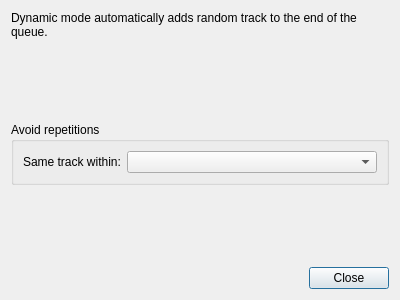
Old version of the form src/gui-remote/dynamicmodeparametersdialog.ui in the repository hyperquantum/PMP.
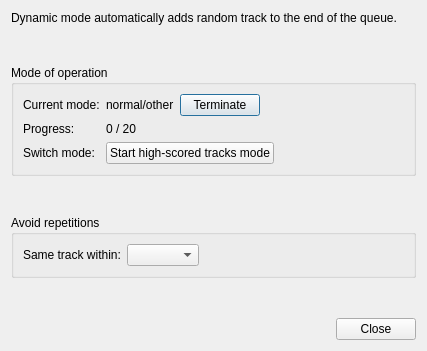
New version of the form.

Commit message:
Improve dynamic mode parameters dialog
Move the user interface controls for high-scored tracks mode (formerly
called "high-scored tracks wave") to the new dynamic mode parameters
dialog.

The edit to the form file:
```diff
--- a/src/gui-remote/dynamicmodeparametersdialog.ui
+++ b/src/gui-remote/dynamicmodeparametersdialog.ui
@@ -6,8 +6,8 @@
    <rect>
     <x>0</x>
     <y>0</y>
-    <width>400</width>
-    <height>300</height>
+    <width>427</width>
+    <height>351</height>
    </rect>
   </property>
   <property name="windowTitle">
@@ -32,7 +32,112 @@
      <property name="sizeHint" stdset="0">
       <size>
        <width>20</width>
-       <height>64</height>
+       <height>15</height>
+      </size>
+     </property>
+    </spacer>
+   </item>
+   <item>
+    <widget class="QGroupBox" name="modeOfOperationGroupBox">
+     <property name="title">
+      <string>Mode of operation</string>
+     </property>
+     <layout class="QFormLayout" name="formLayout">
+      <item row="0" column="0">
+       <widget class="QLabel" name="modeLabel">
+        <property name="text">
+         <string>Current mode:</string>
+        </property>
+       </widget>
+      </item>
+      <item row="0" column="1">
+       <layout class="QHBoxLayout" name="horizontalLayout">
+        <item>
+         <widget class="QLabel" name="modeValueLabel">
+          <property name="text">
+           <string>normal/other</string>
+          </property>
+         </widget>
+        </item>
+        <item>
+         <widget class="QPushButton" name="terminateButton">
+          <property name="text">
+           <string>Terminate</string>
+          </property>
+         </widget>
+        </item>
+        <item>
+         <spacer name="horizontalSpacer_2">
+          <property name="orientation">
+           <enum>Qt::Horizontal</enum>
+          </property>
+          <property name="sizeHint" stdset="0">
+           <size>
+            <width>40</width>
+            <height>20</height>
+           </size>
+          </property>
+         </spacer>
+        </item>
+       </layout>
+      </item>
+      <item row="1" column="0">
+       <widget class="QLabel" name="progressLabel">
+        <property name="text">
+         <string>Progress:</string>
+        </property>
+       </widget>
+      </item>
+      <item row="1" column="1">
+       <widget class="QLabel" name="progressValueLabel">
+        <property name="text">
+         <string>0 / 20</string>
+        </property>
+       </widget>
+      </item>
+      <item row="2" column="0">
+       <widget class="QLabel" name="switchModeLabel">
+        <property name="text">
+         <string>Switch mode:</string>
+        </property>
+       </widget>
+      </item>
+      <item row="2" column="1">
+       <layout class="QHBoxLayout" name="horizontalLayout_2">
+        <item>
+         <widget class="QPushButton" name="startHighScoredModeButton">
+          <property name="text">
+           <string>Start high-scored tracks mode</string>
+          </property>
+         </widget>
+        </item>
+        <item>
+         <spacer name="horizontalSpacer_3">
+          <property name="orientation">
+           <enum>Qt::Horizontal</enum>
+          </property>
+          <property name="sizeHint" stdset="0">
+           <size>
+            <width>13</width>
+            <height>20</height>
+           </size>
+          </property>
+         </spacer>
+        </item>
+       </layout>
+      </item>
+     </layout>
+    </widget>
+   </item>
+   <item>
+    <spacer name="verticalSpacer_3">
+     <property name="orientation">
+      <enum>Qt::Vertical</enum>
+     </property>
+     <property name="sizeHint" stdset="0">
+      <size>
+       <width>20</width>
+       <height>14</height>
       </size>
      </property>
     </spacer>
@@ -51,14 +156,31 @@
        </widget>
       </item>
       <item row="0" column="1">
-       <widget class="QComboBox" name="trackRepetitionComboBox">
-        <property name="maxVisibleItems">
-         <number>15</number>
-        </property>
-        <property name="sizeAdjustPolicy">
-         <enum>QComboBox::AdjustToContents</enum>
-        </property>
-       </widget>
+       <layout class="QHBoxLayout" name="horizontalLayout_3">
+        <item>
+         <widget class="QComboBox" name="trackRepetitionComboBox">
+          <property name="maxVisibleItems">
+           <number>15</number>
+          </property>
+          <property name="sizeAdjustPolicy">
+           <enum>QComboBox::AdjustToContents</enum>
+          </property>
+         </widget>
+        </item>
+        <item>
+         <spacer name="horizontalSpacer_4">
+          <property name="orientation">
+           <enum>Qt::Horizontal</enum>
+          </property>
+          <property name="sizeHint" stdset="0">
+           <size>
+            <width>40</width>
+            <height>20</height>
+           </size>
+          </property>
+         </spacer>
+        </item>
+       </layout>
       </item>
      </layout>
     </widget>
@@ -71,7 +193,7 @@
      <property name="sizeHint" stdset="0">
       <size>
        <width>20</width>
-       <height>63</height>
+       <height>25</height>
       </size>
      </property>
     </spacer>
```
The commit also changes 7 other files.
